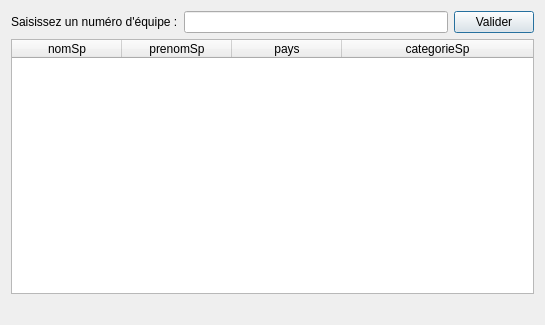
This is gui/fct_fournie_2.ui in ayoub-djaghloul/Groupe2D_CEBD-Projet as Qt 5 draws it before an edit. The edited form follows.
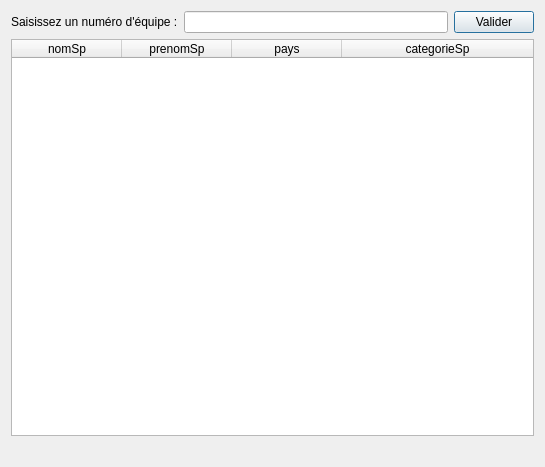
This is the edited form.

Commit message: interface comp1 (combobox)

The edit to the form file:
```diff
--- a/gui/fct_fournie_2.ui
+++ b/gui/fct_fournie_2.ui
@@ -7,7 +7,7 @@
     <x>0</x>
     <y>0</y>
     <width>545</width>
-    <height>325</height>
+    <height>467</height>
    </rect>
   </property>
   <property name="windowTitle">
```
Left out of the diff: 6 changed lines with no effect on the pictures. The commit also changes 3 other files.
